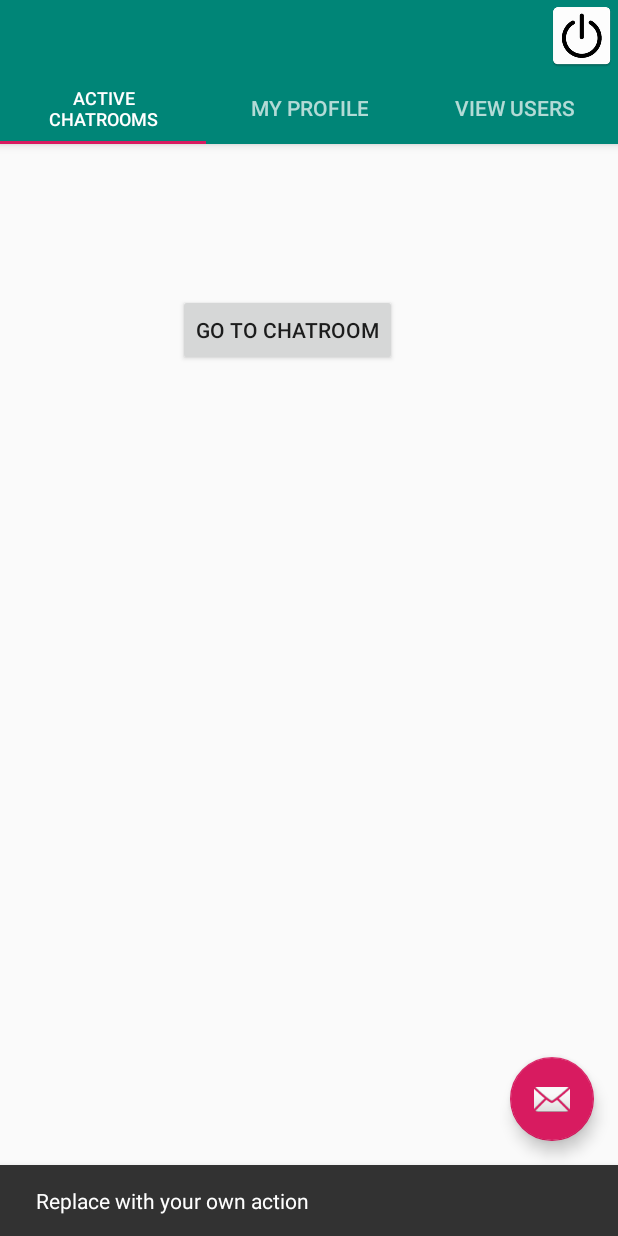
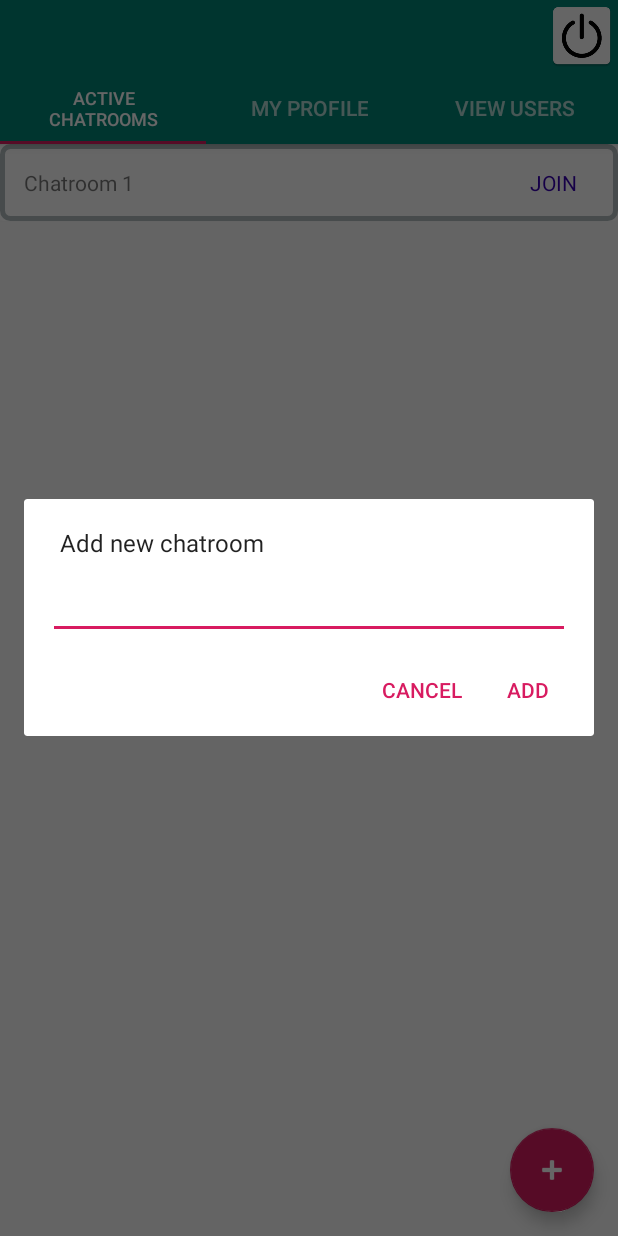
Before and after one commit to Vishwas-Banjan/Adv-Mobile-App-Dev, an Android app: the ChatroomList screen opened directly, with no data from a screen before it, after a tap on an icon or button, on a phone screen of 412 x 824 dp. Run offline under Robolectric (Android 15) with nearby library versions, the phone set to English and light mode, and no system bars.

Commit message:
Chatroom list

```diff
--- /dev/null
+++ b/Inclass/Inclass01/app/src/main/java/com/uncc/inclass01/ui/dashboard/ChatroomAsyncTask.java
@@ -0,0 +1,7 @@
+package com.uncc.inclass01.ui.dashboard;
+
+import android.widget.ImageView;
+
+public interface ChatroomAsyncTask {
+    public void goToChatroom(int id);
+}
--- a/Inclass/Inclass01/app/src/main/java/com/uncc/inclass01/ui/dashboard/ChatroomList.java
+++ b/Inclass/Inclass01/app/src/main/java/com/uncc/inclass01/ui/dashboard/ChatroomList.java
@@ -3,17 +3,20 @@ package com.uncc.inclass01.ui.dashboard;
 import android.content.Intent;
 import android.os.Bundle;
 
-import androidx.annotation.NonNull;
 import androidx.annotation.Nullable;
 import androidx.fragment.app.Fragment;
+import androidx.recyclerview.widget.LinearLayoutManager;
+import androidx.recyclerview.widget.RecyclerView;
 
 import android.view.LayoutInflater;
 import android.view.View;
 import android.view.ViewGroup;
 
 import com.uncc.inclass01.AppConstant;
+import com.uncc.inclass01.R;
 import com.uncc.inclass01.ui.chatroom.Chatroom;
-import com.uncc.inclass01.R;
+
+import java.util.ArrayList;
 
 
 /**
@@ -21,13 +24,17 @@ import com.uncc.inclass01.R;
  * Use the {@link ChatroomList#newInstance} factory method to
  * create an instance of this fragment.
  */
-public class ChatroomList extends Fragment {
+public class ChatroomList extends Fragment implements ChatroomAsyncTask {
     // TODO: Rename parameter arguments, choose names that match
     // the fragment initialization parameters, e.g. ARG_ITEM_NUMBER
     private static final String ARG_PARAM1 = "param1";
 
     // TODO: Rename and change types of parameters
     private String mParam1;
+
+    RecyclerView recyclerView;
+    ArrayList<String> chatroomList;
+    ChatroomListAdapter chatroomListAdapter;
 
     public ChatroomList() {
         // Required empty public constructor
@@ -66,18 +73,33 @@ public class ChatroomList extends Fragment {
 
 
     @Override
-    public void onViewCreated(@NonNull View view, @Nullable Bundle savedInstanceState) {
+    public void onActivityCreated(@Nullable Bundle savedInstanceState) {
+        super.onActivityCreated(savedInstanceState);
 
-        getView().findViewById(R.id.chatroom).setOnClickListener(new View.OnClickListener() {
-            @Override
-            public void onClick(View v) {
-                startActivity(AppConstant.CHATROOM_CODE, Chatroom.class);
-            }
-        });
+        chatroomList = new ArrayList<>();
+        chatroomListAdapter = new ChatroomListAdapter(chatroomList, this);
+        initList();
+
+        RecyclerView recyclerView = getView().findViewById(R.id.chatRoomRV);
+        recyclerView.setHasFixedSize(true);
+        recyclerView.setLayoutManager(new LinearLayoutManager(getActivity()));
+        recyclerView.setAdapter(chatroomListAdapter);
+
+
     }
 
     private void startActivity(int code, Class<?> cls) {
         Intent i = new Intent(getActivity(), cls);
         startActivityForResult(i, code);
     }
+
+    private void initList() {
+        chatroomList.add("Chatroom 1");
+    }
+
+
+    @Override
+    public void goToChatroom(int id) {
+        startActivity(AppConstant.CHATROOM_CODE, Chatroom.class);
+    }
 }
--- /dev/null
+++ b/Inclass/Inclass01/app/src/main/java/com/uncc/inclass01/ui/dashboard/ChatroomListAdapter.java
@@ -0,0 +1,73 @@
+package com.uncc.inclass01.ui.dashboard;
+
+import android.view.LayoutInflater;
+import android.view.View;
+import android.view.ViewGroup;
+import android.widget.TextView;
+
+import com.uncc.inclass01.R;
+
+
+import java.util.ArrayList;
+import java.util.List;
+
+import androidx.annotation.NonNull;
+import androidx.recyclerview.widget.RecyclerView;
+
+public class ChatroomListAdapter extends RecyclerView.Adapter<ChatroomListAdapter.ViewHolder> {
+
+    List<String> chatroomList;
+    ChatroomAsyncTask asyncTask;
+
+
+    public ChatroomListAdapter(List<String> chatroomList, ChatroomAsyncTask asyncTask) {
+        this.chatroomList = chatroomList;
+        this.asyncTask = asyncTask;
+    }
+
+    @NonNull
+    @Override
+    public ViewHolder onCreateViewHolder(@NonNull ViewGroup parent, int viewType) {
+        View view = LayoutInflater.from(parent.getContext()).inflate(R.layout.chatroom_item, parent, false);
+        return new ViewHolder(view);
+    }
+
+    @Override
+    public void onBindViewHolder(@NonNull ViewHolder holder, int position) {
+        String name = chatroomList.get(position);
+        holder.nameTV.setText(name);
+    }
+
+    @Override
+    public int getItemCount() {
+        return chatroomList.size();
+    }
+
+    public class ViewHolder extends RecyclerView.ViewHolder {
+
+        View mView;
+        TextView nameTV;
+        TextView joinTV;
+
+        public ViewHolder(View itemView) {
+            super(itemView);
+
+            mView = itemView;
+
+            nameTV = mView.findViewById(R.id.chatRoomText);
+            joinTV = mView.findViewById(R.id.joinChat);
+
+            joinTV.setOnClickListener(new View.OnClickListener() {
+                @Override
+                public void onClick(View v) {
+                    int p = getLayoutPosition();
+                    asyncTask.goToChatroom(p);
+
+
+                }
+            });
+        }
+    }
+
+
+}
--- a/Inclass/Inclass01/app/src/main/java/com/uncc/inclass01/ui/dashboard/Dashboard.java
+++ b/Inclass/Inclass01/app/src/main/java/com/uncc/inclass01/ui/dashboard/Dashboard.java
@@ -1,16 +1,21 @@
 package com.uncc.inclass01.ui.dashboard;
 
+import android.app.AlertDialog;
+import android.content.DialogInterface;
 import android.os.Bundle;
 
 import com.google.android.material.floatingactionbutton.FloatingActionButton;
-import com.google.android.material.snackbar.Snackbar;
 import com.google.android.material.tabs.TabLayout;
 import com.uncc.inclass01.R;
 
 import androidx.viewpager.widget.ViewPager;
 import androidx.appcompat.app.AppCompatActivity;
 
+import android.text.TextUtils;
+import android.view.LayoutInflater;
 import android.view.View;
+import android.widget.Button;
+import android.widget.EditText;
 
 public class Dashboard extends AppCompatActivity {
 
@@ -37,9 +42,68 @@ public class Dashboard extends AppCompatActivity {
         fab.setOnClickListener(new View.OnClickListener() {
             @Override
             public void onClick(View view) {
-                Snackbar.make(view, "Replace with your own action", Snackbar.LENGTH_LONG)
-                        .setAction("Action", null).show();
+                LayoutInflater li = LayoutInflater.from(Dashboard.this);
+                View promptsView = li.inflate(R.layout.create_new, null);
+
+                AlertDialog.Builder alertDialogBuilder = new AlertDialog.Builder(Dashboard.this);
+                alertDialogBuilder.setMessage("Add new chatroom");
+                alertDialogBuilder.setPositiveButton("ADD", null);
+                alertDialogBuilder.setNegativeButton("CANCEL", null);
+                alertDialogBuilder.setView(promptsView);
+
+                final EditText chatrommName = promptsView.findViewById(R.id.chatroomName);
+
+                final AlertDialog alertDialog = alertDialogBuilder.create();
+
+                alertDialog.setOnShowListener(new DialogInterface.OnShowListener() {
+                    @Override
+                    public void onShow(final DialogInterface dialog) {
+                        Button positiveButton = alertDialog.getButton(AlertDialog.BUTTON_POSITIVE);
+                        positiveButton.setOnClickListener(new View.OnClickListener() {
+                            @Override
+                            public void onClick(View v) {
+                                if (!validateForm(chatrommName)) {
+                                    return;
+                                }
+                                addChatroom(chatrommName.getText().toString());
+                                dialog.dismiss();
+                            }
+                        });
+
+                        Button negativeButton = alertDialog.getButton(AlertDialog.BUTTON_NEGATIVE);
+                        negativeButton.setOnClickListener(new View.OnClickListener() {
+                            @Override
+                            public void onClick(View v) {
+                                dialog.dismiss();
+                            }
+                        });
+                    }
+                });
+
+                alertDialog.show();
             }
         });
     }
+
+    private boolean validateForm(EditText chatroomNameET) {
+        boolean valid = true;
+        String chatroomName = chatroomNameET.getText().toString();
+
+        if (TextUtils.isEmpty(chatroomName)) {
+            chatroomNameET.setError("Required.");
+            valid = false;
+        } else {
+            chatroomNameET.setError(null);
+        }
+        return valid;
+    }
+
+    private void addChatroom(String name) {
+//        Task task = new Task();
+//        task.setName(name);
+//        task.setDeadline(deadline);
+//        task.setStatus(AppConstant.STATUS_TODO);
+//        mRootRef.push().setValue(task);
+    }
+
 }
--- /dev/null
+++ b/Inclass/Inclass01/app/src/main/res/drawable/card_border.xml
@@ -0,0 +1,5 @@
+<?xml version="1.0" encoding="UTF-8"?>
+<shape xmlns:android="http://schemas.android.com/apk/res/android">
+    <stroke android:width="3dip" android:color="#B1BCBE" />
+    <corners android:radius="5dp"/>
+</shape>
--- a/Inclass/Inclass01/app/src/main/res/layout/activity_dashboard.xml
+++ b/Inclass/Inclass01/app/src/main/res/layout/activity_dashboard.xml
@@ -45,5 +45,6 @@
         android:layout_height="wrap_content"
         android:layout_gravity="bottom|end"
         android:layout_margin="@dimen/fab_margin"
-        app:srcCompat="@android:drawable/ic_dialog_email" />
+        android:tint="@android:color/white"
+        app:srcCompat="@android:drawable/ic_input_add" />
 </androidx.coordinatorlayout.widget.CoordinatorLayout>
--- /dev/null
+++ b/Inclass/Inclass01/app/src/main/res/layout/chatroom_item.xml
@@ -0,0 +1,36 @@
+<?xml version="1.0" encoding="utf-8"?>
+
+    <androidx.cardview.widget.CardView
+        xmlns:android="http://schemas.android.com/apk/res/android"
+        xmlns:card_view="http://schemas.android.com/apk/res-auto"
+        android:id="@+id/task_view"
+        android:layout_width="match_parent"
+        android:layout_height="wrap_content"
+        card_view:cardMaxElevation="1dp"
+        card_view:cardElevation="1dp">
+
+        <RelativeLayout
+            android:layout_width="match_parent"
+            android:layout_height="wrap_content"
+            android:padding="16dp"
+            android:background="@drawable/card_border">
+
+            <TextView
+                android:id="@+id/chatRoomText"
+                android:layout_width="wrap_content"
+                android:layout_height="wrap_content"
+                android:layout_alignParentTop="true"
+                android:text="TextView" />
+
+            <TextView
+                android:id="@+id/joinChat"
+                android:layout_width="wrap_content"
+                android:layout_height="wrap_content"
+                android:layout_alignParentTop="true"
+                android:layout_alignParentRight="true"
+                android:layout_marginRight="11dp"
+                android:text="@string/label_join"
+                android:textColor="@color/design_default_color_primary_dark" />
+        </RelativeLayout>
+
+    </androidx.cardview.widget.CardView>
--- /dev/null
+++ b/Inclass/Inclass01/app/src/main/res/layout/create_new.xml
@@ -0,0 +1,11 @@
+<?xml version="1.0" encoding="utf-8"?>
+<RelativeLayout xmlns:android="http://schemas.android.com/apk/res/android"
+android:layout_width="match_parent"
+android:layout_height="match_parent"
+android:paddingLeft="16dp"
+android:paddingRight="16dp" >
+<EditText
+    android:id="@+id/chatroomName"
+    android:layout_width="match_parent"
+    android:layout_height="wrap_content"/>
+</RelativeLayout>
--- a/Inclass/Inclass01/app/src/main/res/layout/fragment_chatroom_list.xml
+++ b/Inclass/Inclass01/app/src/main/res/layout/fragment_chatroom_list.xml
@@ -1,23 +1,16 @@
-<?xml version="1.0" encoding="utf-8"?>
-<androidx.constraintlayout.widget.ConstraintLayout xmlns:android="http://schemas.android.com/apk/res/android"
-    xmlns:app="http://schemas.android.com/apk/res-auto"
-    xmlns:tools="http://schemas.android.com/tools"
-    android:layout_width="match_parent"
-    android:layout_height="match_parent"
-    tools:context=".ui.dashboard.ChatroomList">
+<FrameLayout xmlns:android="http://schemas.android.com/apk/res/android"
+xmlns:tools="http://schemas.android.com/tools"
+android:layout_width="match_parent"
+android:layout_height="match_parent"
+tools:context=".ui.dashboard.ChatroomList">
 
-    <Button
-        android:id="@+id/chatroom"
-        android:layout_width="wrap_content"
-        android:layout_height="wrap_content"
-        android:layout_marginStart="20dp"
-        android:layout_marginLeft="20dp"
-        android:layout_marginTop="100dp"
-        android:layout_marginEnd="50dp"
-        android:layout_marginRight="50dp"
-        android:text="Go to chatroom"
-        app:layout_constraintEnd_toEndOf="parent"
-        app:layout_constraintHorizontal_bias="0.505"
-        app:layout_constraintStart_toStartOf="parent"
-        app:layout_constraintTop_toTopOf="parent" />
-</androidx.constraintlayout.widget.ConstraintLayout>
+    <RelativeLayout
+        android:layout_width="match_parent"
+        android:layout_height="wrap_content">
+
+        <androidx.recyclerview.widget.RecyclerView
+            android:id="@+id/chatRoomRV"
+            android:layout_width="match_parent"
+            android:layout_height="match_parent"></androidx.recyclerview.widget.RecyclerView>
+    </RelativeLayout>
+</FrameLayout>
--- a/Inclass/Inclass01/app/src/main/res/values/strings.xml
+++ b/Inclass/Inclass01/app/src/main/res/values/strings.xml
@@ -8,4 +8,5 @@
     <string name="tab_users">View Users</string>
     <string name="tab_chatroom">Chatroom</string>
     <string name="tab_chat_users">Active Users</string>
+    <string name="label_join">JOIN</string>
 </resources>
```
